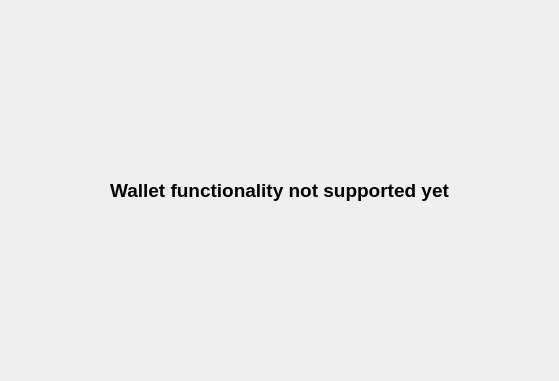
The window that wallets.ui (InvictusInnovations/keyhotee) describes before a commit, drawn with Qt 5.
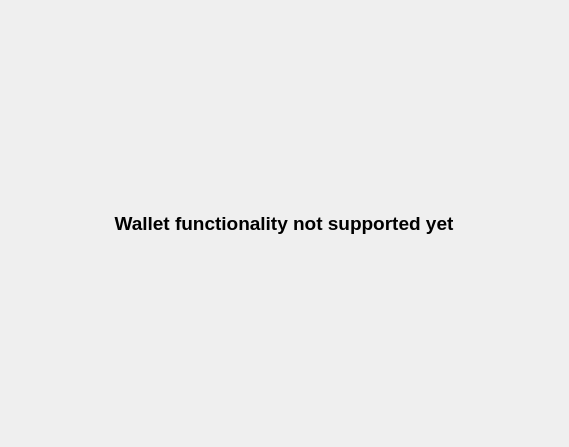
The same window after the commit.

Commit message: [GS] Fixed #264 menuWindow of menubar shows blank action on 1st click on Window [GS] Fixed #275 Find contact option should activate main window

The edit to the form file:
```diff
--- a/wallets.ui
+++ b/wallets.ui
@@ -6,19 +6,19 @@
    <rect>
     <x>0</x>
     <y>0</y>
-    <width>559</width>
-    <height>381</height>
+    <width>569</width>
+    <height>447</height>
    </rect>
   </property>
   <property name="windowTitle">
    <string>Form</string>
   </property>
-  <layout class="QHBoxLayout" name="horizontalLayout">
-   <item>
+  <layout class="QGridLayout" name="gridLayout">
+   <item row="0" column="0">
     <widget class="QLabel" name="label">
      <property name="maximumSize">
       <size>
-       <width>481</width>
+       <width>520</width>
        <height>16777215</height>
       </size>
      </property>
```
The commit also changes 3 other files.
